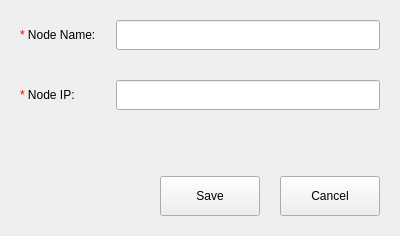
Before: the Qt Designer form client/src/pages/node/node-addition.ui in openeuler-mirror/ks-scmc, drawn with Qt 5.
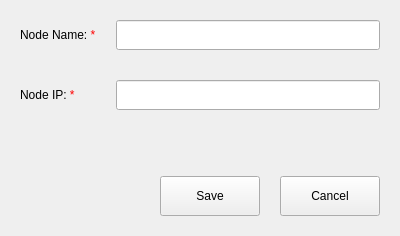
After: the same form once the commit is applied.

What changed in the file:
```diff
--- a/client/src/pages/node/node-addition.ui
+++ b/client/src/pages/node/node-addition.ui
@@ -68,14 +68,14 @@
      <item row="0" column="0">
       <widget class="QLabel" name="label">
        <property name="text">
-        <string>&lt;font color=red&gt;*&lt;/font&gt; Node Name:</string>
+        <string>Node Name:   &lt;font color=red&gt;*&lt;/font&gt;</string>
        </property>
       </widget>
      </item>
      <item row="1" column="0">
       <widget class="QLabel" name="label_2">
        <property name="text">
-        <string>&lt;font color=red&gt;*&lt;/font&gt; Node IP:</string>
+        <string>Node IP:  &lt;font color=red&gt;*&lt;/font&gt; </string>
        </property>
       </widget>
      </item>
```
